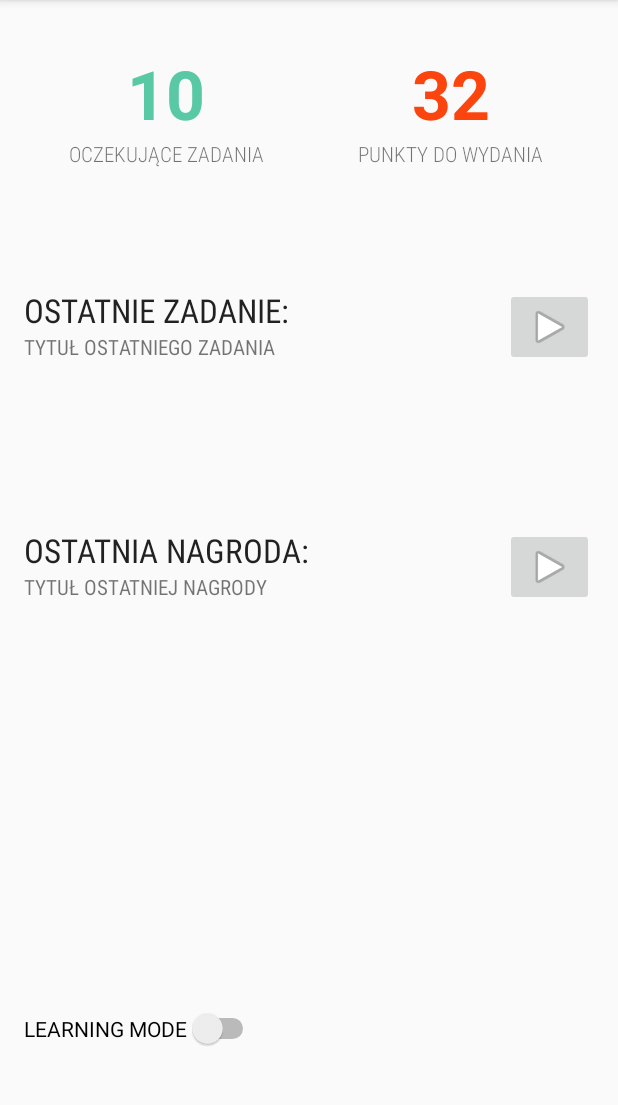
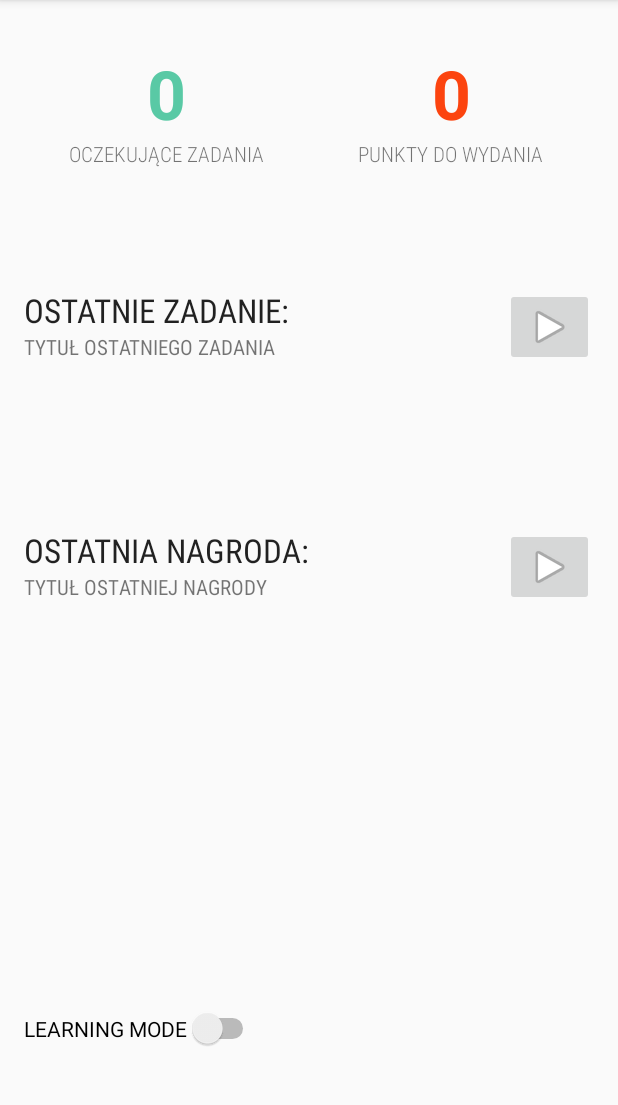
Before and after one commit to obajzuza/Procrastination-app, an Android app: the screen it shows after launch (MainActivity), on a phone screen of 412 x 824 dp, the part 84-1189 px from its top. Run offline under Robolectric (Android 15) with nearby library versions, the phone set to English and light mode, and no system bars; libraries missing offline, so code that uses them is left out: org.greenrobot.greendao; 10 statements that could not run were skipped.

Commit message:
Adds points handling and both prizes and tasks deletion.

```diff
--- a/app/src/main/java/com/akzo/procrastinationapp/MainActivity.java
+++ b/app/src/main/java/com/akzo/procrastinationapp/MainActivity.java
@@ -6,18 +6,54 @@ import android.os.Bundle;
 import android.util.Log;
 import android.view.View;
 import android.widget.EditText;
+import android.widget.TextView;
+
 import org.greenrobot.greendao.database.Database;
 
 import androidx.appcompat.app.AppCompatActivity;
 
+import java.util.List;
+
 public class MainActivity extends AppCompatActivity {
     NetworkChangeReceiver networkChangeReceiver = new NetworkChangeReceiver();
     boolean learningMode = false;
+    private PointsDao pointsDao;
+    public int currentPoints;
+    public int numberOfTasks;
 
     @Override
     protected void onCreate(Bundle savedInstanceState) {
         super.onCreate(savedInstanceState);
         setContentView(R.layout.activity_main);
+        DaoSession daoSession = ((App) getApplication()).getDaoSession();
+        pointsDao = daoSession.getPointsDao();
+        TaskDataDao taskDao = daoSession.getTaskDataDao();
+        List<Points> points = pointsDao.queryBuilder().build().list();
+        if(points==null || points.size()==0){
+            Log.d("Points", "YEEEEEEEEEEEEEEEEEEY");
+            Points currentPoints = new Points();
+            currentPoints.setPoints(0);
+            Log.d("Points", "pointssssss");
+            pointsDao.insert(currentPoints);
+            points = pointsDao.queryBuilder().build().list();
+            Log.d("Points", "pointssss "+points.toString());
+            this.currentPoints = currentPoints.getPoints();
+        }
+        else {
+            this.currentPoints = points.get(0).getPoints();
+        }
+
+        TextView textView = (TextView) findViewById(R.id.pointsNumberTextView);
+        textView.setText(Integer.toString(this.currentPoints));
+        numberOfTasks = 0;
+        List<TaskData> tasks = taskDao.queryBuilder().build().list();
+        if(tasks!=null){
+            numberOfTasks = tasks.size();
+        }
+        TextView taskTextView = findViewById((R.id.tasksNumberTextView));
+        taskTextView.setText(Integer.toString(numberOfTasks));
+
+
     }
 
     @Override
--- a/app/src/main/java/com/akzo/procrastinationapp/PrizesActivity.java
+++ b/app/src/main/java/com/akzo/procrastinationapp/PrizesActivity.java
@@ -13,17 +13,19 @@ import android.widget.Switch;
 
 public class PrizesActivity extends AppCompatActivity {
     private PrizeDataDao prizeDao;
+    private PointsDao pointsDao;
 
     @Override
     protected void onCreate(Bundle savedInstanceState) {
         super.onCreate(savedInstanceState);
         DaoSession daoSession = ((App) getApplication()).getDaoSession();
         prizeDao = daoSession.getPrizeDataDao();
+        pointsDao = daoSession.getPointsDao();
         setContentView(R.layout.activity_prizes);
         // Begin the transaction
         FragmentTransaction ft = getSupportFragmentManager().beginTransaction();
         // Replace the contents of the container with the new fragment
-        ft.replace(R.id.prizePlaceholder, new PrizesListFragment(prizeDao));
+        ft.replace(R.id.prizePlaceholder, new PrizesListFragment(prizeDao, pointsDao));
         // or ft.add(R.id.your_placeholder, new FooFragment());
         // Complete the changes added above
         ft.commit();
@@ -40,7 +42,7 @@ public class PrizesActivity extends AppCompatActivity {
             btn.setText(R.string.add);
             FragmentTransaction ft = getSupportFragmentManager().beginTransaction();
             Log.d("UpdatePrize", "test prizes0909909");
-            ft.replace(R.id.prizePlaceholder, new PrizesListFragment(prizeDao));
+            ft.replace(R.id.prizePlaceholder, new PrizesListFragment(prizeDao, pointsDao));
             ft.commit();
         }
     }
--- a/app/src/main/java/com/akzo/procrastinationapp/PrizesListFragment.java
+++ b/app/src/main/java/com/akzo/procrastinationapp/PrizesListFragment.java
@@ -23,12 +23,14 @@ import java.util.List;
 public class PrizesListFragment extends Fragment {
     private PrizeDataDao prizeDao;
     private Query<PrizeData> prizesQuery;
+    private PointsDao pointsDao;
 
     public PrizesListFragment() {
         // Required empty public constructor
     }
 
-    public PrizesListFragment(PrizeDataDao prizeDao){
+    public PrizesListFragment(PrizeDataDao prizeDao, PointsDao pointsDao){
+        this.pointsDao = pointsDao;
         this.prizeDao = prizeDao;
     }
 
@@ -56,7 +58,7 @@ public class PrizesListFragment extends Fragment {
         Log.d("UpdatePrize", "test prizes1");
         RecyclerView recyclerView = (RecyclerView) v.findViewById(R.id.prizesRecyclerView);
         Log.d("UpdatePrize", "test prizes2");
-        PrizeListAdapter adapter = new PrizeListAdapter(prizes);
+        PrizeListAdapter adapter = new PrizeListAdapter(prizes, pointsDao, prizeDao);
         Log.d("UpdatePrize", "test prizes3");
         recyclerView.setHasFixedSize(true);
         recyclerView.setLayoutManager(new LinearLayoutManager(this.getContext()));
--- a/app/src/main/java/com/akzo/procrastinationapp/TasksActivity.java
+++ b/app/src/main/java/com/akzo/procrastinationapp/TasksActivity.java
@@ -9,17 +9,19 @@ import androidx.fragment.app.FragmentTransaction;
 
 public class TasksActivity extends AppCompatActivity {
     private TaskDataDao taskDao;
+    private PointsDao pointsDao;
 
     @Override
     protected void onCreate(Bundle savedInstanceState) {
         super.onCreate(savedInstanceState);
         DaoSession daoSession = ((App) getApplication()).getDaoSession();
         taskDao = daoSession.getTaskDataDao();
+        pointsDao = daoSession.getPointsDao();
         setContentView(R.layout.activity_tasks);
         // Begin the transaction
         FragmentTransaction ft = getSupportFragmentManager().beginTransaction();
         // Replace the contents of the container with the new fragment
-        ft.replace(R.id.taskPlaceholder, new TasksListFragment(taskDao));
+        ft.replace(R.id.taskPlaceholder, new TasksListFragment(taskDao, pointsDao));
         // or ft.add(R.id.your_placeholder, new FooFragment());
         // Complete the changes added above
         ft.commit();
@@ -35,7 +37,7 @@ public class TasksActivity extends AppCompatActivity {
         } else if (btn.getText() == getResources().getString(R.string.reject)) {
             btn.setText(R.string.add);
             FragmentTransaction ft = getSupportFragmentManager().beginTransaction();
-            ft.replace(R.id.taskPlaceholder, new TasksListFragment(taskDao));
+            ft.replace(R.id.taskPlaceholder, new TasksListFragment(taskDao, pointsDao));
             ft.commit();
         }
     }
--- a/app/src/main/java/com/akzo/procrastinationapp/TasksListFragment.java
+++ b/app/src/main/java/com/akzo/procrastinationapp/TasksListFragment.java
@@ -20,12 +20,14 @@ import java.util.List;
 public class TasksListFragment extends Fragment {
     private TaskDataDao taskDao;
     private Query<TaskData> tasksQuery;
+    private  PointsDao pointsDao;
 
     public TasksListFragment() {
         // Required empty public constructor
     }
 
-    public TasksListFragment(TaskDataDao taskDao){
+    public TasksListFragment(TaskDataDao taskDao, PointsDao pointsDao){
+        this.pointsDao = pointsDao;
         this.taskDao = taskDao;
     }
 
@@ -49,7 +51,7 @@ public class TasksListFragment extends Fragment {
     public void updateTasks(View v){
         List<TaskData> tasks = tasksQuery.list();
         RecyclerView recyclerView = (RecyclerView) v.findViewById(R.id.tasksRecyclerView);
-        TaskListAdapter adapter = new TaskListAdapter(tasks);
+        TaskListAdapter adapter = new TaskListAdapter(tasks, pointsDao, taskDao);
         recyclerView.setHasFixedSize(true);
         recyclerView.setLayoutManager(new LinearLayoutManager(this.getContext()));
         recyclerView.setAdapter(adapter);
```
Also changed, not shown: app/src/main/java/com/akzo/procrastinationapp/AddTaskFragment.java (+6 -14 lines), app/src/main/java/com/akzo/procrastinationapp/PrizeListAdapter.java (+24 -2 lines), app/src/main/java/com/akzo/procrastinationapp/TaskListAdapter.java (+18 -2 lines).
